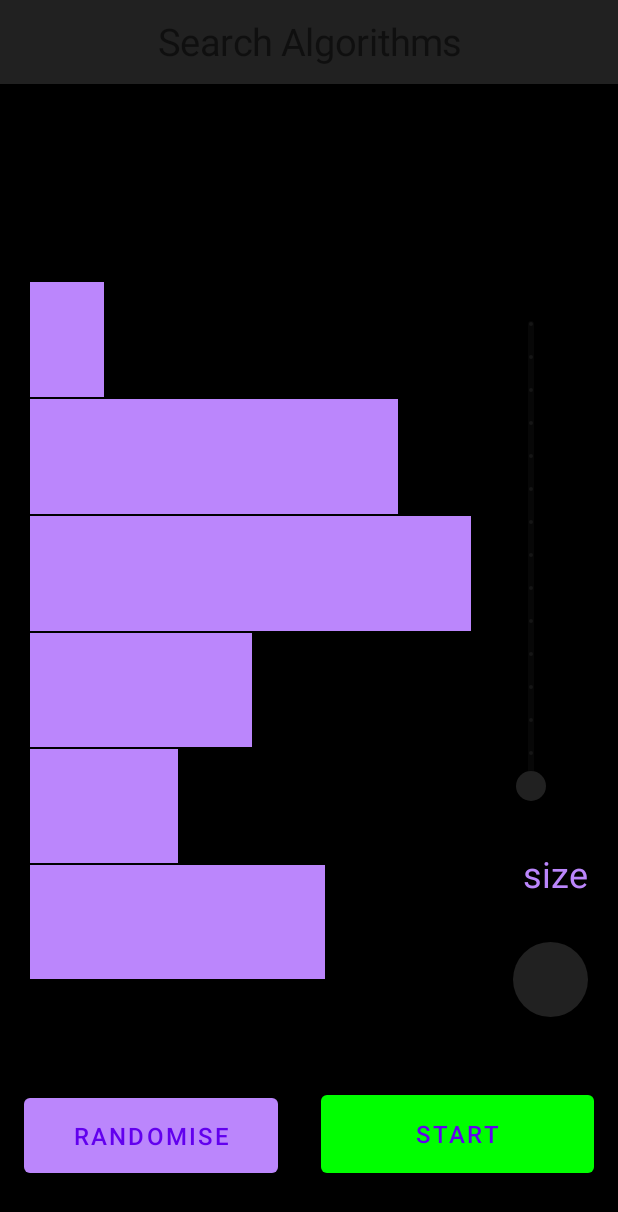
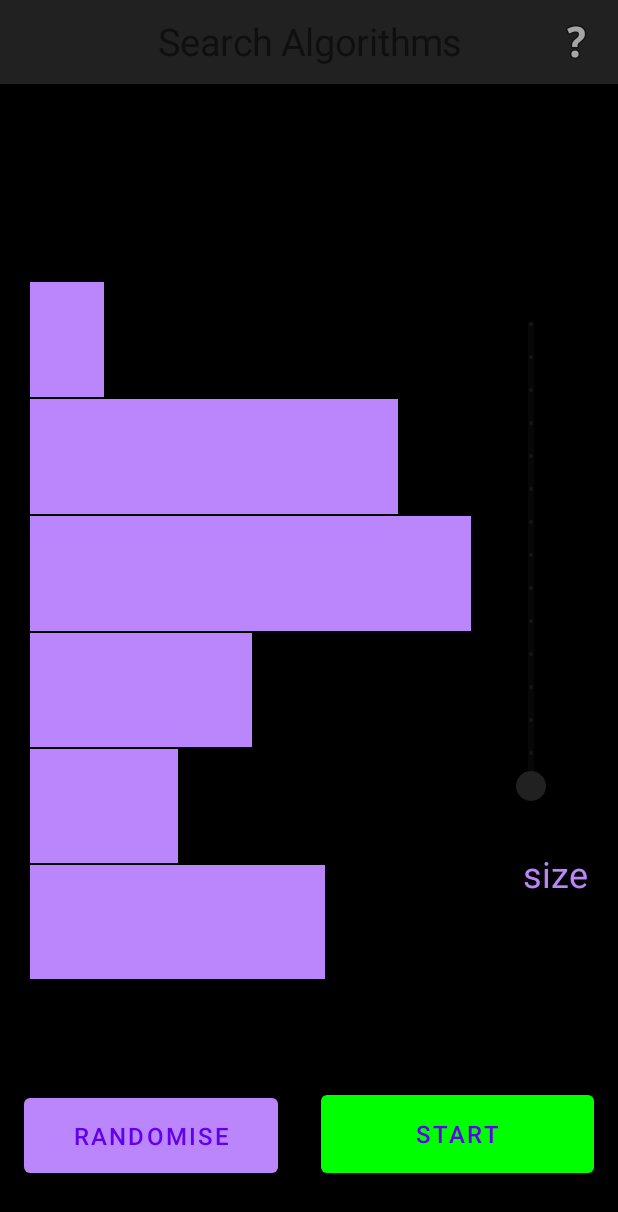
Before and after one commit to harshoo3/VisualDSA, an Android app: the searchingAlgoActivity screen opened directly, with no data from a screen before it, on a phone screen of 412 x 824 dp. Shown: the top 1212 px of the screen. Run offline under Robolectric (Android 15) with nearby library versions, the phone set to English and light mode, and no system bars.

```diff
--- a/app/src/main/java/com/example/visualdsa/searchingAlgoActivity.kt
+++ b/app/src/main/java/com/example/visualdsa/searchingAlgoActivity.kt
@@ -92,7 +92,6 @@ class searchingAlgoActivity : AppCompatActivity() {
         val button2: Button = findViewById(R.id.start)
         var spinner:Spinner = findViewById(R.id.spinner)
         var spinner2:Spinner = findViewById(R.id.spinner2)
-        val round_legend: Button = findViewById(R.id.round_legend)
         val notes:TextView = findViewById(R.id.notes_search)
 
         notes.setText(notesArr[(0..notesArr.size-1).random()])
@@ -154,15 +153,28 @@ class searchingAlgoActivity : AppCompatActivity() {
                 Toast.makeText(this,"Select an element in the array first.",Toast.LENGTH_LONG).show()
             }
         }
-        round_legend.setOnClickListener{
-            makeAlertDialog()
-        }
+
         createButtonScreen(size)
         makeDropDown(searchAlgoArr,spinner.id)
         makeDropDown(speedArr,spinner2.id)
         standardSetup()
     }
+    override fun onCreateOptionsMenu(menu: Menu?): Boolean {
+        // R.menu.mymenu is a reference to an xml file named mymenu.xml which should be inside your res/menu directory.
+        // If you don't have res/menu, just create a directory named "menu" inside res
+        menuInflater.inflate(R.menu.search_algo_help, menu)
+        return super.onCreateOptionsMenu(menu)
+    }
 
+    // handle button activities
+    override fun onOptionsItemSelected(item: MenuItem): Boolean {
+        val id = item.itemId
+        if (id == R.id.legend_button) {
+            // do something here
+            makeAlertDialog()
+        }
+        return super.onOptionsItemSelected(item)
+    }
     private fun makeAlertDialog(){
         val alertDialog: AlertDialog.Builder = AlertDialog.Builder(this@searchingAlgoActivity,R.style.MyDialogTheme)
         var customLayout = getLayoutInflater()
@@ -316,21 +328,7 @@ class searchingAlgoActivity : AppCompatActivity() {
         }
 
     }
-//    override fun onCreateOptionsMenu(menu: Menu?): Boolean {
-//        // R.menu.mymenu is a reference to an xml file named mymenu.xml which should be inside your res/menu directory.
-//        // If you don't have res/menu, just create a directory named "menu" inside res
-//        menuInflater.inflate(R.menu.search_algo_help, menu)
-//        return super.onCreateOptionsMenu(menu)
-//    }
 //
-//    // handle button activities
-//    override fun onOptionsItemSelected(item: MenuItem): Boolean {
-//        val id = item.itemId
-//        if (id == R.id.mybutton) {
-//            // do something here
-//        }
-//        return super.onOptionsItemSelected(item)
-//    }
 
     private fun binarySearch(){
         GlobalScope.launch {
--- a/app/src/main/res/layout/activity_searching_algo.xml
+++ b/app/src/main/res/layout/activity_searching_algo.xml
@@ -36,17 +36,17 @@
         app:layout_constraintTop_toTopOf="parent"
         tools:ignore="MissingConstraints,SpeakableTextPresentCheck,TouchTargetSizeCheck" />
 
-    <Button
-        android:id="@+id/round_legend"
-        android:layout_width="50dp"
-        android:layout_height="50dp"
-        android:layout_marginTop="29dp"
-        android:layout_marginEnd="20dp"
-        android:background="@drawable/round_button"
-        android:gravity="center_vertical|center_horizontal"
-        app:layout_constraintEnd_toEndOf="parent"
-        app:layout_constraintTop_toBottomOf="@+id/textView40"
-        tools:ignore="MissingConstraints" />
+<!--    <Button-->
+<!--        android:id="@+id/round_legend"-->
+<!--        android:layout_width="50dp"-->
+<!--        android:layout_height="50dp"-->
+<!--        android:layout_marginTop="29dp"-->
+<!--        android:layout_marginEnd="20dp"-->
+<!--        android:background="@drawable/round_button"-->
+<!--        android:gravity="center_vertical|center_horizontal"-->
+<!--        app:layout_constraintEnd_toEndOf="parent"-->
+<!--        app:layout_constraintTop_toBottomOf="@+id/textView40"-->
+<!--        tools:ignore="MissingConstraints" />-->
 
     <Button
         android:id="@+id/randomize"
--- a/app/src/main/res/menu/search_algo_help.xml
+++ b/app/src/main/res/menu/search_algo_help.xml
@@ -1,20 +1,10 @@
-<?xml version="1.0" encoding="utf-8"?>
-<menu xmlns:app="http://schemas.android.com/apk/res-auto"
-    xmlns:android="http://schemas.android.com/apk/res/android">
-
+<menu xmlns:android="http://schemas.android.com/apk/res/android"
+    xmlns:app="http://schemas.android.com/apk/res-auto">
     <item
-        android:id="@+id/selectedElement"
-        android:title="Selected" />
-    <item
-        android:id="@+id/elementFound"
-        android:title="Element Found" />
-    <item
-        android:id="@+id/elementExplored"
-        android:title="Element Explored" />
-    <item
-        android:id="@+id/low"
-        android:title="Low" />
-    <item
-        android:id="@+id/high"
-        android:title="High" />
+        android:id="@+id/legend_button"
+        android:title=""
+        app:showAsAction="always"
+        android:icon="@android:drawable/ic_menu_help"
+        android:iconTint="@color/purple_200"
+        />
 </menu>
```
Also changed, not shown: app/src/main/java/com/example/visualdsa/mazeActivity.kt (+26 -2 lines).
